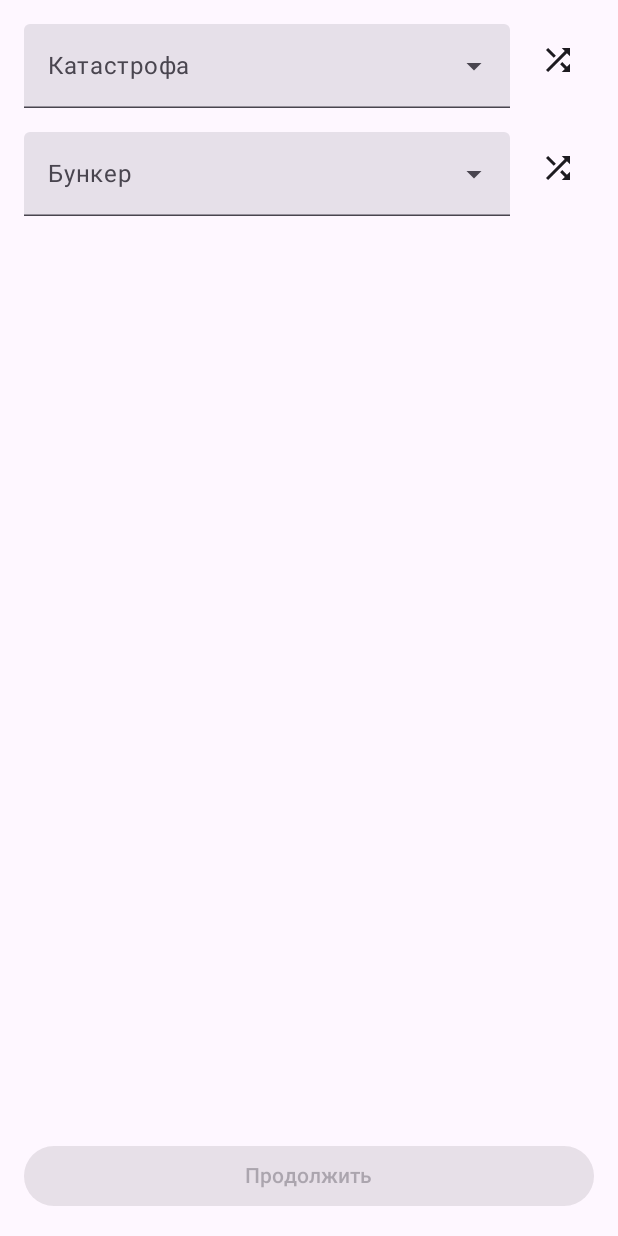
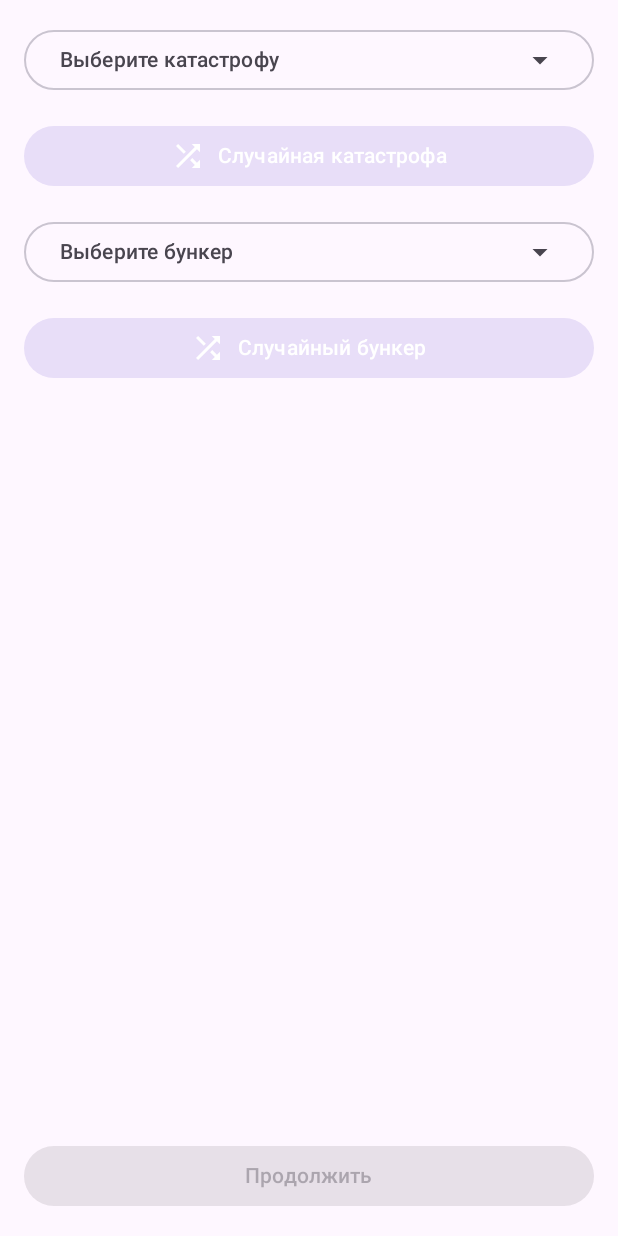
Before and after one commit to scamishka/b-final, an Android app built with Jetpack Compose: the DisasterSelectionScreen screen opened through its navigation route, on a phone screen of 412 x 824 dp. Run offline under Robolectric (Android 15) with nearby library versions, the phone set to English and light mode, and no system bars.

Commit message:
fix dropdownmenu selected disaster and bunker

```diff
--- a/app/build.gradle.kts
+++ b/app/build.gradle.kts
@@ -64,9 +64,9 @@ dependencies {
     implementation("androidx.compose.ui:ui")
     implementation("androidx.compose.ui:ui-graphics")
     implementation("androidx.compose.ui:ui-tooling-preview")
-    implementation("androidx.compose.material3:material3:1.2.0")
+    implementation("androidx.compose.material3:material3:1.1.1")
     implementation("androidx.compose.material:material-icons-core:1.5.4")
-    implementation("androidx.compose.material:material-icons-extended:1.5.4")
+    implementation("androidx.compose.material:material-icons-extended:1.4.3")
     implementation("androidx.navigation:navigation-compose:2.7.5")
     implementation(platform("androidx.compose:compose-bom:2023.10.01"))
     testImplementation("junit:junit:4.13.2")
--- a/app/src/main/java/com/example/b_end/ui/screens/DisasterSelectionScreen.kt
+++ b/app/src/main/java/com/example/b_end/ui/screens/DisasterSelectionScreen.kt
@@ -1,13 +1,20 @@
 package com.example.b_end.ui.screens
 
 import android.content.Context
+import androidx.compose.foundation.clickable
+import androidx.compose.foundation.interaction.MutableInteractionSource
 import androidx.compose.foundation.layout.*
 import androidx.compose.material.icons.Icons
+import androidx.compose.material.icons.filled.ArrowDropDown
+import androidx.compose.material.icons.filled.ArrowDropUp
 import androidx.compose.material.icons.filled.Shuffle
 import androidx.compose.material3.*
 import androidx.compose.runtime.*
+import androidx.compose.ui.Alignment
 import androidx.compose.ui.Modifier
 import androidx.compose.ui.platform.LocalContext
+import androidx.compose.ui.text.style.TextAlign
+import androidx.compose.ui.text.style.TextOverflow
 import androidx.compose.ui.unit.dp
 import com.example.b_end.utils.Resources
 
@@ -18,41 +25,36 @@ fun DisasterSelectionScreen(
     onStartGame: (String, String) -> Unit
 ) {
     // Списки данных
-    val disasters = remember { Resources.getDisasters(context) }
+    val disasters = remember {
+        Resources.getDisasters(context).ifEmpty {
+            listOf(
+                "Ядерная зима\nГлобальное похолодание после ядерной войны",
+                "Пандемия\nСмертельный вирус уничтожает человечество"
+            ).also { println("Using default disasters") }
+        }.also { println("Loaded ${it.size} disasters") }
+    }
     val bunkers = remember { Resources.getBunkers(context) }
 
     // Состояния выбора
-    var disasterExpanded by remember { mutableStateOf(false) }
-    var bunkerExpanded by remember { mutableStateOf(false) }
+    var showDisasterMenu by remember { mutableStateOf(false) }
+    var showBunkerMenu by remember { mutableStateOf(false) }
     var selectedDisaster by remember { mutableStateOf("") }
     var selectedBunker by remember { mutableStateOf("") }
     var showError by remember { mutableStateOf(false) }
+
+    // Отладочный вывод
+    LaunchedEffect(disasters, bunkers) {
+        println("Disasters loaded (${disasters.size}):")
+        disasters.take(3).forEachIndexed { i, d ->
+            println("[$i] ${d.replace("\n", "\\n")}")
+        }
+        println("Bunkers loaded (${bunkers.size})")
+    }
 
     if (disasters.isEmpty() || bunkers.isEmpty()) {
         LaunchedEffect(Unit) {
             showError = true
         }
-    }
-
-    if (showError) {
-        AlertDialog(
-            onDismissRequest = { showError = false },
-            title = { Text("Ошибка загрузки") },
-            text = {
-                Text(
-                    when {
-                        disasters.isEmpty() && bunkers.isEmpty() -> "Не загружены катастрофы и бункеры"
-                        disasters.isEmpty() -> "Не загружены катастрофы"
-                        else -> "Не загружены бункеры"
-                    }
-                )
-            },
-            confirmButton = {
-                Button(onClick = { showError = false }) {
-                    Text("OK")
-                }
-            }
-        )
     }
 
     Column(
@@ -61,92 +63,134 @@ fun DisasterSelectionScreen(
             .fillMaxSize(),
         verticalArrangement = Arrangement.spacedBy(16.dp)
     ) {
-        // Выбор катастрофы
-        Row(horizontalArrangement = Arrangement.spacedBy(8.dp)) {
-            ExposedDropdownMenuBox(
+        // Выбор катастрофы - новая реализация
+        Box(modifier = Modifier.fillMaxWidth()) {
+            // Кнопка для открытия меню
+            OutlinedButton(
+                onClick = { showDisasterMenu = true },
+                modifier = Modifier.fillMaxWidth()
+            ) {
+                Text(
+                    text = selectedDisaster.split("\n").firstOrNull()?.takeIf { it.isNotBlank() }
+                        ?: "Выберите катастрофу",
                     modifier = Modifier.weight(1f),
-                expanded = disasterExpanded,
-                onExpandedChange = { disasterExpanded = it }
-            ) {
-                TextField(
-                    modifier = Modifier.fillMaxWidth(),
-                    readOnly = true,
-                    value = selectedDisaster.split("\n").firstOrNull() ?: "",
-                    onValueChange = {},
-                    label = { Text("Катастрофа") },
-                    trailingIcon = {
-                        ExposedDropdownMenuDefaults.TrailingIcon(expanded = disasterExpanded)
+                    textAlign = TextAlign.Start
+                )
+                Icon(
+                    imageVector = if (showDisasterMenu) Icons.Default.ArrowDropUp
+                    else Icons.Default.ArrowDropDown,
+                    contentDescription = null
+                )
             }
-                )
 
-                ExposedDropdownMenu(
-                    expanded = disasterExpanded,
-                    onDismissRequest = { disasterExpanded = false }
+            // Выпадающее меню
+            DropdownMenu(
+                expanded = showDisasterMenu,
+                onDismissRequest = { showDisasterMenu = false },
+                modifier = Modifier
+                    .fillMaxWidth(0.9f)
+                    .heightIn(max = 400.dp)
             ) {
                 disasters.forEach { disaster ->
+                    val title = disaster.split("\n").firstOrNull() ?: ""
                     DropdownMenuItem(
-                            text = { Text(disaster.split("\n").firstOrNull() ?: "") },
+                        text = {
+                            Text(
+                                text = title,
+                                modifier = Modifier.fillMaxWidth(),
+                                maxLines = 1,
+                                overflow = TextOverflow.Ellipsis
+                            )
+                        },
                         onClick = {
                             selectedDisaster = disaster
-                                disasterExpanded = false
+                            showDisasterMenu = false
+                            println("Selected: $title")
                         }
                     )
                 }
             }
         }
 
-            IconButton(
+        // 4. Кнопка случайного выбора
+        Button(
             onClick = {
                 selectedDisaster = disasters.random()
+                println("Random selected: ${selectedDisaster.split("\n").firstOrNull()}")
             },
-                modifier = Modifier.size(48.dp)
+            modifier = Modifier.fillMaxWidth(),
+            colors = ButtonDefaults.buttonColors(
+                containerColor = MaterialTheme.colorScheme.secondaryContainer
+            )
         ) {
-                Icon(Icons.Default.Shuffle, "Случайная катастрофа")
-            }
+            Icon(Icons.Default.Shuffle, contentDescription = null)
+            Spacer(modifier = Modifier.width(8.dp))
+            Text("Случайная катастрофа")
         }
 
-        // Выбор бункера (аналогично)
-        Row(horizontalArrangement = Arrangement.spacedBy(8.dp)) {
-            ExposedDropdownMenuBox(
+        // выбор бункера
+        Box(modifier = Modifier.fillMaxWidth()) {
+            // Кнопка для открытия меню
+            OutlinedButton(
+                onClick = { showBunkerMenu = true },
+                modifier = Modifier.fillMaxWidth()
+            ) {
+                Text(
+                    text = selectedBunker.split("\n").firstOrNull()?.takeIf { it.isNotBlank() }
+                        ?: "Выберите бункер",
                     modifier = Modifier.weight(1f),
-                expanded = bunkerExpanded,
-                onExpandedChange = { bunkerExpanded = it }
-            ) {
-                TextField(
-                    modifier = Modifier.fillMaxWidth(),
-                    readOnly = true,
-                    value = selectedBunker.split("\n").firstOrNull() ?: "",
-                    onValueChange = {},
-                    label = { Text("Бункер") },
-                    trailingIcon = {
-                        ExposedDropdownMenuDefaults.TrailingIcon(expanded = bunkerExpanded)
+                    textAlign = TextAlign.Start
+                )
+                Icon(
+                    imageVector = if (showBunkerMenu) Icons.Default.ArrowDropUp
+                    else Icons.Default.ArrowDropDown,
+                    contentDescription = null
+                )
             }
-                )
 
-                ExposedDropdownMenu(
-                    expanded = bunkerExpanded,
-                    onDismissRequest = { bunkerExpanded = false }
+            // Выпадающее меню
+            DropdownMenu(
+                expanded = showBunkerMenu,
+                onDismissRequest = { showBunkerMenu = false },
+                modifier = Modifier
+                    .fillMaxWidth(0.9f)
+                    .heightIn(max = 400.dp)
             ) {
                 bunkers.forEach { bunker ->
+                    val title = bunker.split("\n").firstOrNull() ?: ""
                     DropdownMenuItem(
-                            text = { Text(bunker.split("\n").firstOrNull() ?: "") },
+                        text = {
+                            Text(
+                                text = title,
+                                modifier = Modifier.fillMaxWidth(),
+                                maxLines = 1,
+                                overflow = TextOverflow.Ellipsis
+                            )
+                        },
                         onClick = {
                             selectedBunker = bunker
-                                bunkerExpanded = false
+                            showBunkerMenu = false
+                            println("Selected: $title")
                         }
                     )
                 }
             }
         }
 
-            IconButton(
+        // 4. Кнопка случайного выбора
+        Button(
             onClick = {
                 selectedBunker = bunkers.random()
+                println("Random selected: ${selectedBunker.split("\n").firstOrNull()}")
             },
-                modifier = Modifier.size(48.dp)
+            modifier = Modifier.fillMaxWidth(),
+            colors = ButtonDefaults.buttonColors(
+                containerColor = MaterialTheme.colorScheme.secondaryContainer
+            )
         ) {
-                Icon(Icons.Default.Shuffle, "Случайный бункер")
-            }
+            Icon(Icons.Default.Shuffle, contentDescription = null)
+            Spacer(modifier = Modifier.width(8.dp))
+            Text("Случайный бункер")
         }
 
         Spacer(modifier = Modifier.weight(1f))
```
Lines whose indentation alone changed are shown as unchanged.
